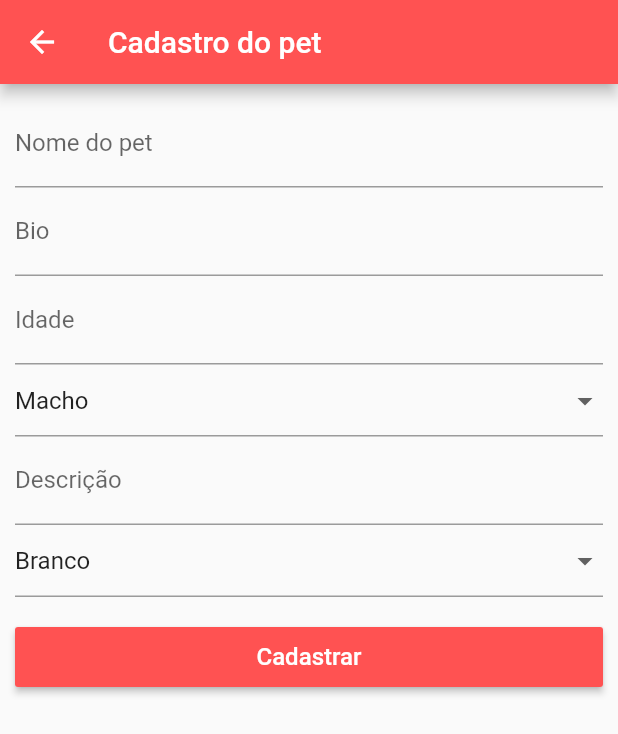
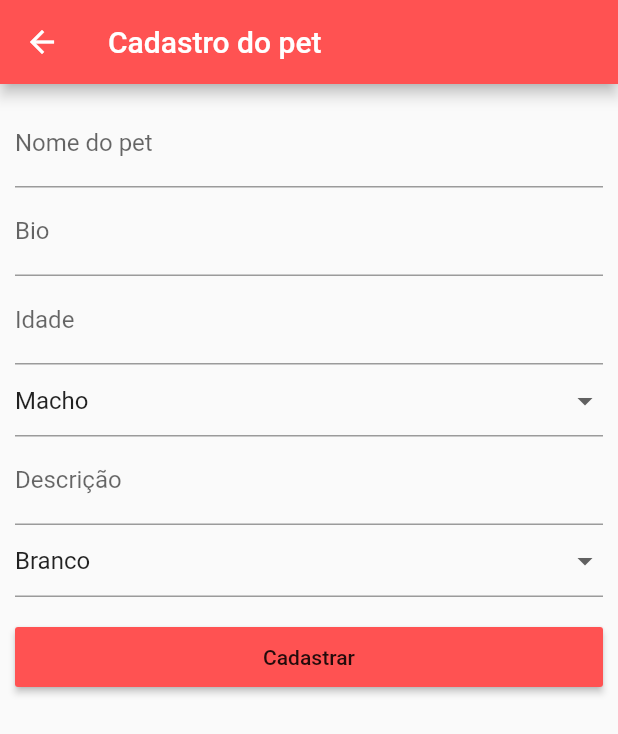
Before and after one commit to fagnerpsantos/flutter-trabalhando-themedata, a Flutter app: the FormCadastroPetScreen screen opened directly, on a phone screen of 412 x 824 dp. Shown: the top 734 px of the screen. Run offline on Flutter 3.47's test engine with Material 2 defaults, Android fonts, the phone set to English and light mode, and no system bars; our stand-ins replace sqflite; accounts and stored records are empty.

Commit message:
Outras correcoes

```diff
--- a/lib/main.dart
+++ b/lib/main.dart
@@ -70,6 +70,7 @@ class Main extends StatelessWidget {
               fontWeight: FontWeight.w600,
               color: Colors.blue
           ),
+          button: TextStyle(color: Colors.white, fontSize: 16)
         )
       ),
       debugShowCheckedModeBanner: false,
--- a/lib/screens/form_cadastro_pet/form_cadastro_pet_screen.dart
+++ b/lib/screens/form_cadastro_pet/form_cadastro_pet_screen.dart
@@ -112,9 +112,8 @@ class _FormCadastroPetScreenState extends State<FormCadastroPetScreen> {
                           ),
                         );
                       },
-                      color: Colors.redAccent,
                       child: Text("Cadastrar",
-                        style: TextStyle(color: Colors.white, fontSize: 16),
+                        style: Theme.of(context).textTheme.button,
                       ),
                     ),
                   ),
--- a/lib/screens/remedio_pet/components/remedio_card.dart
+++ b/lib/screens/remedio_pet/components/remedio_card.dart
@@ -12,10 +12,10 @@ Widget remedioCard(BuildContext context, int index, Remedio remedio) {
           padding: EdgeInsets.only(right: 12),
           decoration: BoxDecoration(
             border: Border(
-                right: BorderSide(width: 1.0, color: Colors.redAccent)
+                right: BorderSide(width: 1.0, color: Theme.of(context).primaryColor)
             ),
           ),
-          child: Icon(Icons.healing, color: Colors.redAccent,),
+          child: Icon(Icons.healing, color: Theme.of(context).primaryColor,),
         ),
         title: Text(
           remedio.nome,
```
